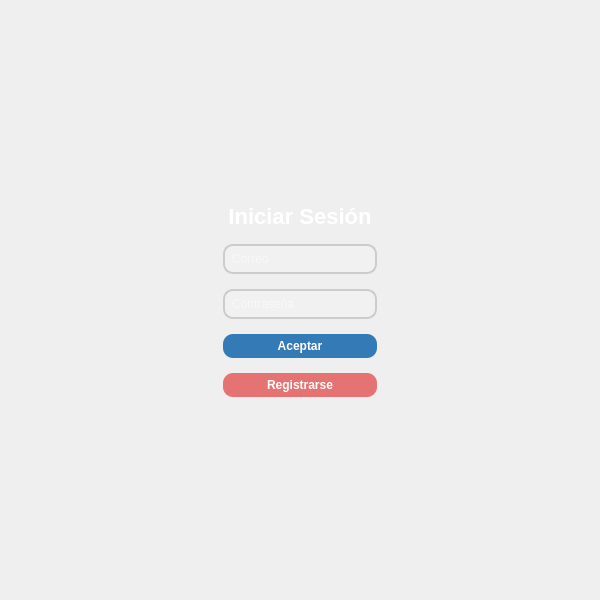
Above: src/vista/ui/VistaLogging.ui from jaimecarfe/menule before the change. Below: the same form after it.
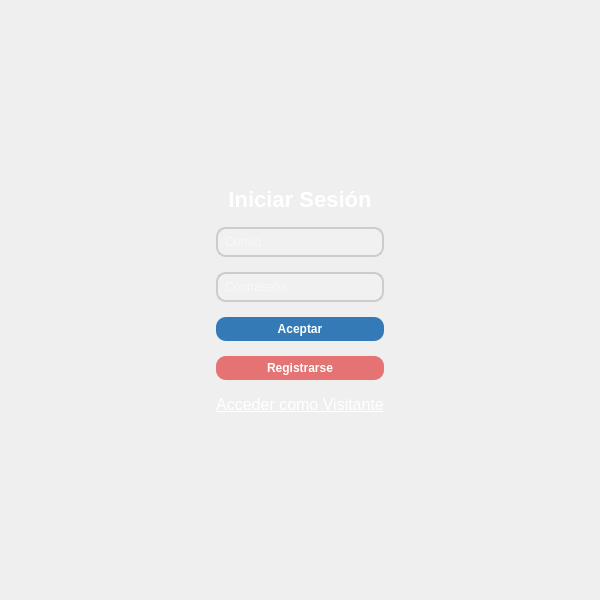
That is the form after the change.

Commit message: Ventanas maximizadas, opción de entrar como visitante

What changed in the file:
```diff
--- a/src/vista/ui/VistaLogging.ui
+++ b/src/vista/ui/VistaLogging.ui
@@ -117,6 +117,24 @@
            </property>
           </widget>
          </item>
+         <item>
+          <widget class="QLabel" name="label_visitante">
+           <property name="text">
+            <string>&lt;u&gt;Acceder como Visitante&lt;/u&gt;</string>
+           </property>
+           <property name="alignment">
+            <set>Qt::AlignCenter</set>
+           </property>
+           <property name="styleSheet">
+            <string>
+color: white;
+font-size: 16px;
+text-decoration: underline;
+qproperty-cursor: PointingHandCursor;
+            </string>
+           </property>
+          </widget>
+         </item>
         </layout>
        </widget>
       </item>
```
Left out of the diff: 37 changed lines with no effect on the pictures. The commit also changes 16 other files.
